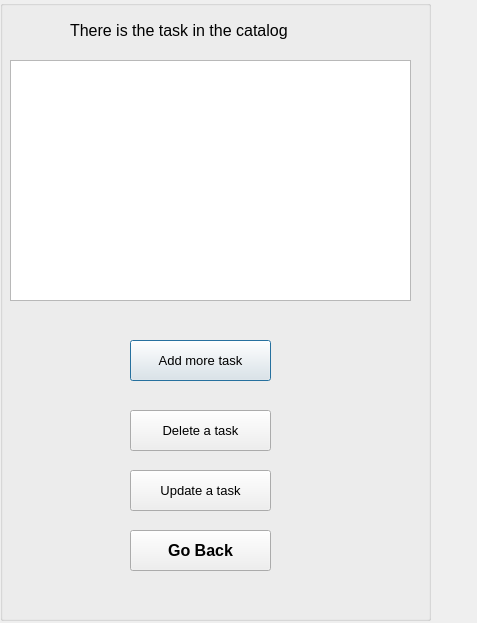
Above: task_dialog.ui from kuku20/qttodolist before the change. Below: the same form after it.
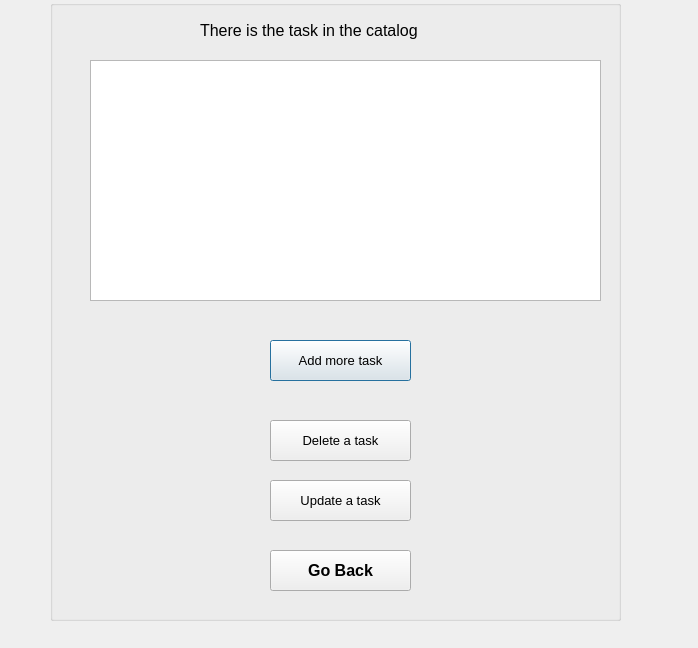
That is the form after the change.

```diff
--- a/task_dialog.ui
+++ b/task_dialog.ui
@@ -6,8 +6,8 @@
    <rect>
     <x>0</x>
     <y>0</y>
-    <width>477</width>
-    <height>623</height>
+    <width>698</width>
+    <height>648</height>
    </rect>
   </property>
   <property name="font">
@@ -21,9 +21,9 @@
   <widget class="QGroupBox" name="groupBox">
    <property name="geometry">
     <rect>
-     <x>0</x>
+     <x>50</x>
      <y>0</y>
-     <width>431</width>
+     <width>571</width>
      <height>621</height>
     </rect>
    </property>
@@ -33,9 +33,9 @@
    <widget class="QTableView" name="tableView">
     <property name="geometry">
      <rect>
-      <x>10</x>
+      <x>40</x>
       <y>60</y>
-      <width>401</width>
+      <width>511</width>
       <height>241</height>
      </rect>
     </property>
@@ -43,7 +43,7 @@
    <widget class="QPushButton" name="pushButton">
     <property name="geometry">
      <rect>
-      <x>130</x>
+      <x>220</x>
       <y>340</y>
       <width>141</width>
       <height>41</height>
@@ -61,8 +61,8 @@
    <widget class="QPushButton" name="pushButton_2">
     <property name="geometry">
      <rect>
-      <x>130</x>
-      <y>410</y>
+      <x>220</x>
+      <y>420</y>
       <width>141</width>
       <height>41</height>
      </rect>
@@ -79,8 +79,8 @@
    <widget class="QPushButton" name="pushButton_3">
     <property name="geometry">
      <rect>
-      <x>130</x>
-      <y>470</y>
+      <x>220</x>
+      <y>480</y>
       <width>141</width>
       <height>41</height>
      </rect>
@@ -92,8 +92,8 @@
    <widget class="QPushButton" name="pushButton_4">
     <property name="geometry">
      <rect>
-      <x>130</x>
-      <y>530</y>
+      <x>220</x>
+      <y>550</y>
       <width>141</width>
       <height>41</height>
      </rect>
@@ -112,7 +112,7 @@
    <widget class="QLabel" name="label">
     <property name="geometry">
      <rect>
-      <x>70</x>
+      <x>150</x>
       <y>20</y>
       <width>301</width>
       <height>20</height>
```
